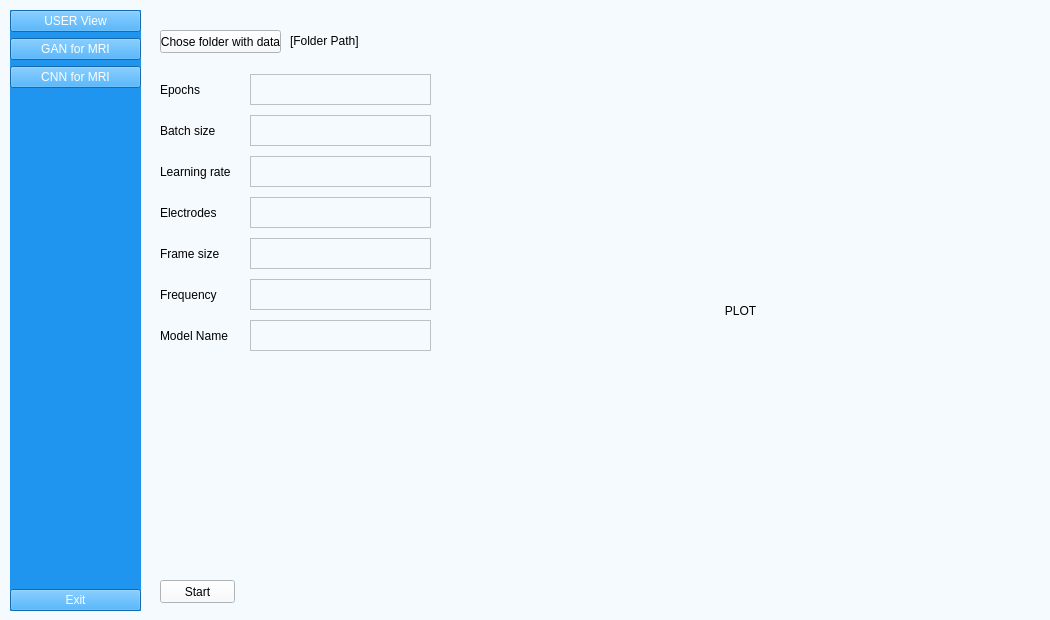
This is UI/aUI_projekt_EEG.ui in matimusial/ADHDPredictorApp as Qt 5 draws it before an edit. The edited form follows.
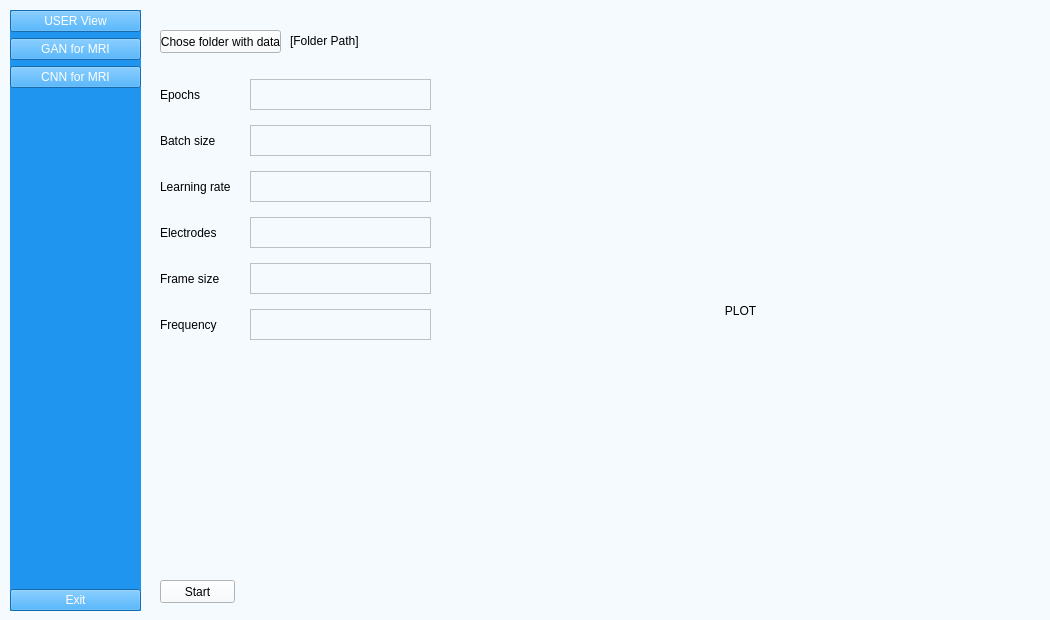
This is the edited form.

The edit to the form file:
```diff
--- a/UI/aUI_projekt_EEG.ui
+++ b/UI/aUI_projekt_EEG.ui
@@ -324,33 +324,6 @@
         </item>
        </layout>
       </item>
-      <item>
-       <layout class="QHBoxLayout" name="horizontalLayout_7">
-        <item>
-         <widget class="QLabel" name="test_size">
-          <property name="text">
-           <string>Model Name</string>
-          </property>
-         </widget>
-        </item>
-        <item>
-         <widget class="QTextEdit" name="textEdit">
-          <property name="minimumSize">
-           <size>
-            <width>181</width>
-            <height>31</height>
-           </size>
-          </property>
-          <property name="maximumSize">
-           <size>
-            <width>181</width>
-            <height>31</height>
-           </size>
-          </property>
-         </widget>
-        </item>
-       </layout>
-      </item>
      </layout>
     </widget>
     <widget class="QPushButton" name="folder_explore">
```
